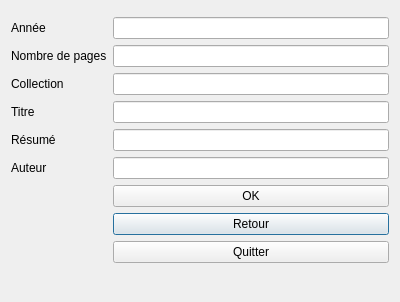
sam19961/ProjetBiblioFinal, file fenetre_livre.ui: the form before one commit.
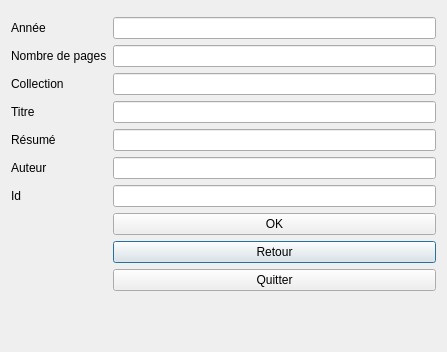
The form after the commit.

The edit to the form file:
```diff
--- a/fenetre_livre.ui
+++ b/fenetre_livre.ui
@@ -6,8 +6,8 @@
    <rect>
     <x>0</x>
     <y>0</y>
-    <width>400</width>
-    <height>302</height>
+    <width>447</width>
+    <height>352</height>
    </rect>
   </property>
   <property name="windowTitle">
@@ -67,21 +67,21 @@
    <item row="7" column="1">
     <widget class="QLineEdit" name="resume"/>
    </item>
-   <item row="10" column="1">
+   <item row="11" column="1">
     <widget class="QPushButton" name="retourlivre">
      <property name="text">
       <string>Retour</string>
      </property>
     </widget>
    </item>
-   <item row="11" column="1">
+   <item row="12" column="1">
     <widget class="QPushButton" name="quitterlivre">
      <property name="text">
       <string>Quitter</string>
      </property>
     </widget>
    </item>
-   <item row="9" column="1">
+   <item row="10" column="1">
     <widget class="QPushButton" name="oklivre">
      <property name="text">
       <string>OK</string>
@@ -98,6 +98,16 @@
      </property>
     </widget>
    </item>
+   <item row="9" column="1">
+    <widget class="QLineEdit" name="fid"/>
+   </item>
+   <item row="9" column="0">
+    <widget class="QLabel" name="label_7">
+     <property name="text">
+      <string>Id</string>
+     </property>
+    </widget>
+   </item>
   </layout>
  </widget>
  <tabstops>
```
